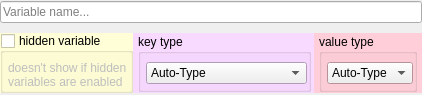
Above: src/ui/vars_main_area.ui from Mudlet/Mudlet before the change. Below: the same form after it.
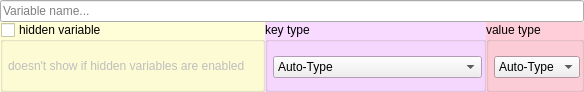
That is the form after the change.

Commit message:
one attempt are fixing the variables view
Now however the discrepancy has been reversed and the hiden variables
now has an extra space instead of being bigger than the others.

```diff
--- a/src/ui/vars_main_area.ui
+++ b/src/ui/vars_main_area.ui
@@ -6,8 +6,8 @@
    <rect>
     <x>0</x>
     <y>0</y>
-    <width>422</width>
-    <height>95</height>
+    <width>584</width>
+    <height>92</height>
    </rect>
   </property>
   <property name="sizePolicy">
@@ -31,17 +31,23 @@
   <property name="windowTitle">
    <string>Form</string>
   </property>
-  <layout class="QGridLayout" name="gridLayout">
-   <property name="horizontalSpacing">
+  <layout class="QVBoxLayout" name="verticalLayout_2">
+   <property name="spacing">
     <number>0</number>
    </property>
-   <property name="verticalSpacing">
-    <number>9</number>
+   <property name="leftMargin">
+    <number>0</number>
    </property>
-   <property name="margin">
+   <property name="topMargin">
     <number>0</number>
    </property>
-   <item row="0" column="0" colspan="3">
+   <property name="rightMargin">
+    <number>0</number>
+   </property>
+   <property name="bottomMargin">
+    <number>0</number>
+   </property>
+   <item>
     <widget class="QLineEdit" name="lineEdit_var_name">
      <property name="toolTip">
       <string>&lt;!DOCTYPE HTML PUBLIC &quot;-//W3C//DTD HTML 4.0//EN&quot; &quot;http://www.w3.org/TR/REC-html40/strict.dtd&quot;&gt;
@@ -55,26 +61,13 @@
      </property>
     </widget>
    </item>
-   <item row="3" column="0">
+   <item>
+    <layout class="QHBoxLayout" name="horizontalLayout">
+     <property name="spacing">
+      <number>0</number>
+     </property>
+     <item>
     <widget class="QGroupBox" name="hideVariable">
-     <property name="sizePolicy">
-      <sizepolicy hsizetype="Preferred" vsizetype="Preferred">
-       <horstretch>0</horstretch>
-       <verstretch>0</verstretch>
-      </sizepolicy>
-     </property>
-     <property name="minimumSize">
-      <size>
-       <width>0</width>
-       <height>0</height>
-      </size>
-     </property>
-     <property name="maximumSize">
-      <size>
-       <width>16777215</width>
-       <height>60</height>
-      </size>
-     </property>
      <property name="palette">
       <palette>
        <active>
@@ -205,119 +198,71 @@
      </layout>
     </widget>
    </item>
-   <item row="3" column="1">
-    <widget class="QWidget" name="widget_12" native="true">
-     <property name="sizePolicy">
-      <sizepolicy hsizetype="Preferred" vsizetype="Preferred">
-       <horstretch>0</horstretch>
-       <verstretch>0</verstretch>
-      </sizepolicy>
-     </property>
-     <property name="minimumSize">
-      <size>
-       <width>150</width>
-       <height>0</height>
-      </size>
-     </property>
-     <property name="baseSize">
-      <size>
-       <width>0</width>
-       <height>0</height>
-      </size>
-     </property>
-     <property name="palette">
-      <palette>
-       <active>
-        <colorrole role="Base">
-         <brush brushstyle="SolidPattern">
-          <color alpha="255">
-           <red>255</red>
-           <green>255</green>
-           <blue>255</blue>
-          </color>
-         </brush>
-        </colorrole>
-        <colorrole role="Window">
-         <brush brushstyle="SolidPattern">
-          <color alpha="255">
-           <red>248</red>
-           <green>217</green>
-           <blue>255</blue>
-          </color>
-         </brush>
-        </colorrole>
-       </active>
-       <inactive>
-        <colorrole role="Base">
-         <brush brushstyle="SolidPattern">
-          <color alpha="255">
-           <red>255</red>
-           <green>255</green>
-           <blue>255</blue>
-          </color>
-         </brush>
-        </colorrole>
-        <colorrole role="Window">
-         <brush brushstyle="SolidPattern">
-          <color alpha="255">
-           <red>248</red>
-           <green>217</green>
-           <blue>255</blue>
-          </color>
-         </brush>
-        </colorrole>
-       </inactive>
-       <disabled>
-        <colorrole role="Base">
-         <brush brushstyle="SolidPattern">
-          <color alpha="255">
-           <red>248</red>
-           <green>217</green>
-           <blue>255</blue>
-          </color>
-         </brush>
-        </colorrole>
-        <colorrole role="Window">
-         <brush brushstyle="SolidPattern">
-          <color alpha="255">
-           <red>248</red>
-           <green>217</green>
-           <blue>255</blue>
-          </color>
-         </brush>
-        </colorrole>
-       </disabled>
-      </palette>
-     </property>
-     <property name="autoFillBackground">
-      <bool>true</bool>
-     </property>
-     <layout class="QGridLayout" name="gridLayout_9">
-      <property name="leftMargin">
-       <number>5</number>
-      </property>
-      <property name="topMargin">
-       <number>1</number>
-      </property>
-      <property name="rightMargin">
-       <number>3</number>
-      </property>
-      <property name="bottomMargin">
-       <number>1</number>
-      </property>
-      <item row="0" column="0">
+     <item>
        <widget class="QGroupBox" name="key_type_box">
-        <property name="minimumSize">
-         <size>
-          <width>0</width>
-          <height>0</height>
-         </size>
-        </property>
-        <property name="maximumSize">
-         <size>
-          <width>16777215</width>
-          <height>60</height>
-         </size>
+       <property name="palette">
+        <palette>
+         <active>
+          <colorrole role="Base">
+           <brush brushstyle="SolidPattern">
+            <color alpha="255">
+             <red>255</red>
+             <green>255</green>
+             <blue>255</blue>
+            </color>
+           </brush>
+          </colorrole>
+          <colorrole role="Window">
+           <brush brushstyle="SolidPattern">
+            <color alpha="255">
+             <red>248</red>
+             <green>217</green>
+             <blue>255</blue>
+            </color>
+           </brush>
+          </colorrole>
+         </active>
+         <inactive>
+          <colorrole role="Base">
+           <brush brushstyle="SolidPattern">
+            <color alpha="255">
+             <red>255</red>
+             <green>255</green>
+             <blue>255</blue>
+            </color>
+           </brush>
+          </colorrole>
+          <colorrole role="Window">
+           <brush brushstyle="SolidPattern">
+            <color alpha="255">
+             <red>248</red>
+             <green>217</green>
+             <blue>255</blue>
+            </color>
+           </brush>
+          </colorrole>
+         </inactive>
+         <disabled>
+          <colorrole role="Base">
+           <brush brushstyle="SolidPattern">
+            <color alpha="255">
+             <red>248</red>
+             <green>217</green>
+             <blue>255</blue>
+            </color>
+           </brush>
+          </colorrole>
+          <colorrole role="Window">
+           <brush brushstyle="SolidPattern">
+            <color alpha="255">
+             <red>248</red>
+             <green>217</green>
+             <blue>255</blue>
+            </color>
+           </brush>
+          </colorrole>
+         </disabled>
+        </palette>
         </property>
         <property name="toolTip">
          <string>&lt;!DOCTYPE HTML PUBLIC &quot;-//W3C//DTD HTML 4.0//EN&quot; &quot;http://www.w3.org/TR/REC-html40/strict.dtd&quot;&gt;
@@ -326,6 +271,9 @@
 &lt;/style&gt;&lt;/head&gt;&lt;body style=&quot; font-family:'Ubuntu'; font-size:10pt; font-weight:400; font-style:normal;&quot;&gt;
 &lt;p style=&quot; margin-top:0px; margin-bottom:0px; margin-left:0px; margin-right:0px; -qt-block-indent:0; text-indent:0px;&quot;&gt;If this variable is a key of a table, then you can select it to either be an &lt;span style=&quot; font-style:italic;&quot;&gt;indexed key&lt;/span&gt; or a &lt;span style=&quot; font-style:italic;&quot;&gt;key&lt;/span&gt; type.&lt;/p&gt;&lt;/body&gt;&lt;/html&gt;</string>
         </property>
+       <property name="autoFillBackground">
+        <bool>true</bool>
+       </property>
         <property name="title">
          <string>key type</string>
         </property>
@@ -393,122 +341,74 @@
         </layout>
        </widget>
       </item>
-     </layout>
-    </widget>
-   </item>
-   <item row="3" column="2">
-    <widget class="QWidget" name="widget_11" native="true">
-     <property name="sizePolicy">
-      <sizepolicy hsizetype="Expanding" vsizetype="Preferred">
-       <horstretch>0</horstretch>
-       <verstretch>0</verstretch>
-      </sizepolicy>
-     </property>
-     <property name="palette">
-      <palette>
-       <active>
-        <colorrole role="Base">
-         <brush brushstyle="SolidPattern">
-          <color alpha="255">
-           <red>255</red>
-           <green>255</green>
-           <blue>255</blue>
-          </color>
-         </brush>
-        </colorrole>
-        <colorrole role="Window">
-         <brush brushstyle="SolidPattern">
-          <color alpha="255">
-           <red>255</red>
-           <green>206</green>
-           <blue>217</blue>
-          </color>
-         </brush>
-        </colorrole>
-       </active>
-       <inactive>
-        <colorrole role="Base">
-         <brush brushstyle="SolidPattern">
-          <color alpha="255">
-           <red>255</red>
-           <green>255</green>
-           <blue>255</blue>
-          </color>
-         </brush>
-        </colorrole>
-        <colorrole role="Window">
-         <brush brushstyle="SolidPattern">
-          <color alpha="255">
-           <red>255</red>
-           <green>206</green>
-           <blue>217</blue>
-          </color>
-         </brush>
-        </colorrole>
-       </inactive>
-       <disabled>
-        <colorrole role="Base">
-         <brush brushstyle="SolidPattern">
-          <color alpha="255">
-           <red>255</red>
-           <green>206</green>
-           <blue>217</blue>
-          </color>
-         </brush>
-        </colorrole>
-        <colorrole role="Window">
-         <brush brushstyle="SolidPattern">
-          <color alpha="255">
-           <red>255</red>
-           <green>206</green>
-           <blue>217</blue>
-          </color>
-         </brush>
-        </colorrole>
-       </disabled>
-      </palette>
-     </property>
-     <property name="autoFillBackground">
-      <bool>true</bool>
-     </property>
-     <layout class="QVBoxLayout" name="verticalLayout_9">
-      <property name="spacing">
-       <number>0</number>
-      </property>
-      <property name="leftMargin">
-       <number>5</number>
-      </property>
-      <property name="topMargin">
-       <number>1</number>
-      </property>
-      <property name="rightMargin">
-       <number>5</number>
-      </property>
-      <property name="bottomMargin">
-       <number>1</number>
-      </property>
       <item>
        <widget class="QGroupBox" name="var_type_box">
         <property name="enabled">
          <bool>true</bool>
         </property>
-        <property name="sizePolicy">
-         <sizepolicy hsizetype="Expanding" vsizetype="Minimum">
-          <horstretch>0</horstretch>
-          <verstretch>0</verstretch>
-         </sizepolicy>
-        </property>
-        <property name="minimumSize">
-         <size>
-          <width>0</width>
-          <height>0</height>
-         </size>
-        </property>
-        <property name="maximumSize">
-         <size>
-          <width>16777215</width>
-          <height>60</height>
-         </size>
+       <property name="palette">
+        <palette>
+         <active>
+          <colorrole role="Base">
+           <brush brushstyle="SolidPattern">
+            <color alpha="255">
+             <red>255</red>
+             <green>255</green>
+             <blue>255</blue>
+            </color>
+           </brush>
+          </colorrole>
+          <colorrole role="Window">
+           <brush brushstyle="SolidPattern">
+            <color alpha="255">
+             <red>255</red>
+             <green>206</green>
+             <blue>217</blue>
+            </color>
+           </brush>
+          </colorrole>
+         </active>
+         <inactive>
+          <colorrole role="Base">
+           <brush brushstyle="SolidPattern">
+            <color alpha="255">
+             <red>255</red>
+             <green>255</green>
+             <blue>255</blue>
+            </color>
+           </brush>
+          </colorrole>
+          <colorrole role="Window">
+           <brush brushstyle="SolidPattern">
+            <color alpha="255">
+             <red>255</red>
+             <green>206</green>
+             <blue>217</blue>
+            </color>
+           </brush>
+          </colorrole>
+         </inactive>
+         <disabled>
+          <colorrole role="Base">
+           <brush brushstyle="SolidPattern">
+            <color alpha="255">
+             <red>255</red>
+             <green>206</green>
+             <blue>217</blue>
+            </color>
+           </brush>
+          </colorrole>
+          <colorrole role="Window">
+           <brush brushstyle="SolidPattern">
+            <color alpha="255">
+             <red>255</red>
+             <green>206</green>
+             <blue>217</blue>
+            </color>
+           </brush>
+          </colorrole>
+         </disabled>
+        </palette>
         </property>
         <property name="toolTip">
          <string>&lt;!DOCTYPE HTML PUBLIC &quot;-//W3C//DTD HTML 4.0//EN&quot; &quot;http://www.w3.org/TR/REC-html40/strict.dtd&quot;&gt;
@@ -522,6 +422,9 @@
 &lt;p style=&quot; margin-top:0px; margin-bottom:0px; margin-left:0px; margin-right:0px; -qt-block-indent:0; text-indent:0px;&quot;&gt;&lt;span style=&quot; font-style:italic;&quot;&gt;boolean&lt;/span&gt; - true/false value only&lt;/p&gt;
 &lt;p style=&quot; margin-top:0px; margin-bottom:0px; margin-left:0px; margin-right:0px; -qt-block-indent:0; text-indent:0px;&quot;&gt;&lt;span style=&quot; font-style:italic;&quot;&gt;table&lt;/span&gt; - this is a table (group), and can have other values in it&lt;/p&gt;&lt;/body&gt;&lt;/html&gt;</string>
         </property>
+       <property name="autoFillBackground">
+        <bool>true</bool>
+       </property>
         <property name="title">
          <string>value type</string>
         </property>
@@ -582,7 +485,6 @@
        </widget>
       </item>
      </layout>
-    </widget>
    </item>
   </layout>
  </widget>
```
Lines whose indentation alone changed are shown as unchanged.
